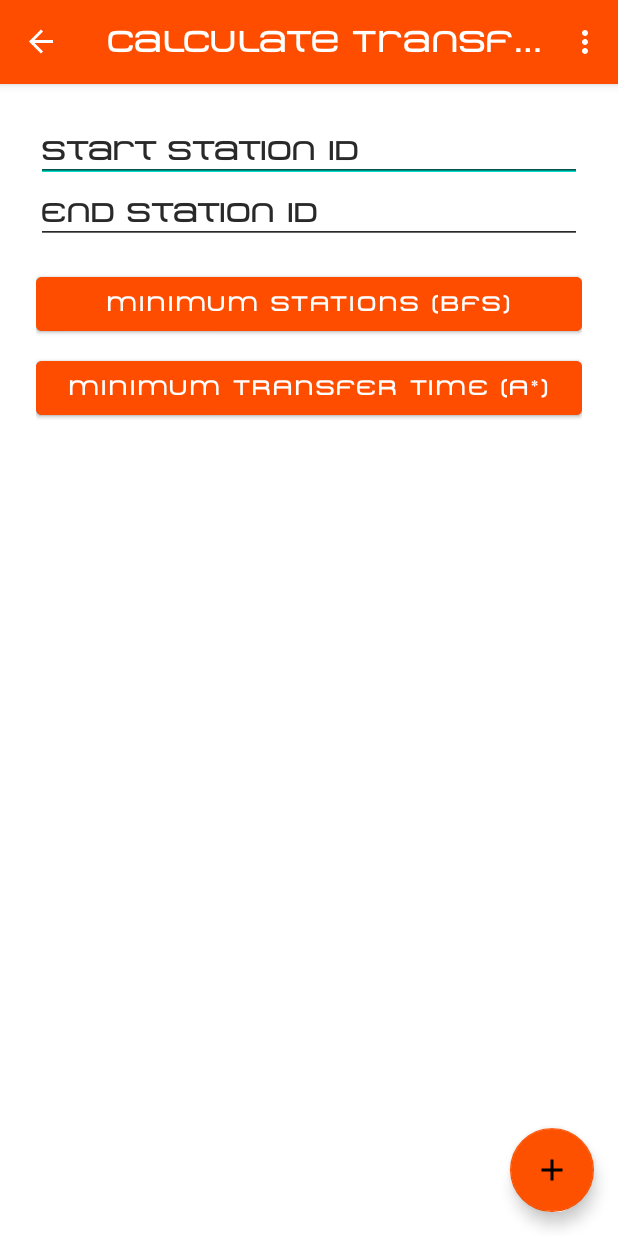
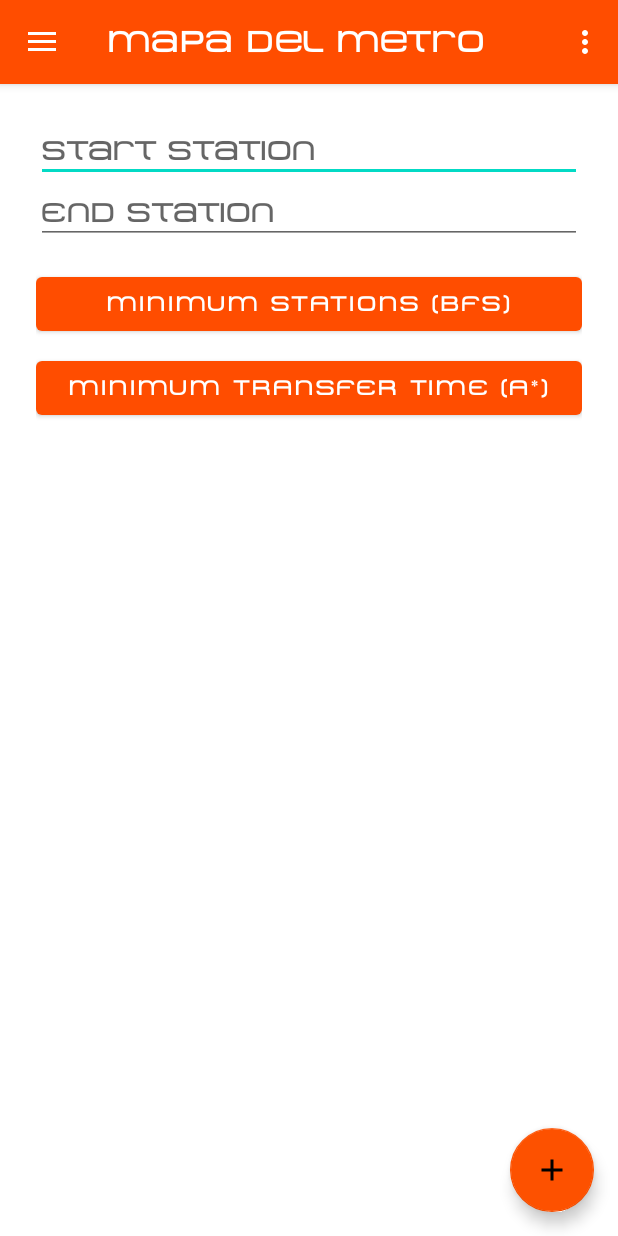
Before and after one commit to GustavoVaAsc/OrangeWormRevamped, an Android app: the CalculateTransferFragment screen opened through its navigation route, in the side drawer, after a tap on "Calculate Transfer Time", on a phone screen of 412 x 824 dp. Run offline under Robolectric (Android 15) with nearby library versions, the phone set to English and light mode, and no system bars; our stand-ins replace navigation-ui.

Commit message:
I add visual calculation of Shortest Path

```diff
--- a/app/src/main/java/unam/fi/ai/orangewormrevamped/MainActivity.java
+++ b/app/src/main/java/unam/fi/ai/orangewormrevamped/MainActivity.java
@@ -10,6 +10,7 @@ import android.view.Menu;
 import com.google.android.material.navigation.NavigationView;
 
 import androidx.fragment.app.Fragment;
+import androidx.fragment.app.FragmentManager;
 import androidx.navigation.NavController;
 import androidx.navigation.Navigation;
 import androidx.navigation.ui.AppBarConfiguration;
@@ -23,6 +24,10 @@ public class MainActivity extends AppCompatActivity {
 
     private AppBarConfiguration mAppBarConfiguration;
     private ActivityMainBinding binding;
+    private boolean isCalculateTransferFragmentOpen = false;
+    private static final String CALCULATE_TRANSFER_TAG = "calculate_transfer_fragment";
+
+
     @Override
     protected void onCreate(Bundle savedInstanceState) {
         super.onCreate(savedInstanceState);
@@ -38,16 +43,24 @@ public class MainActivity extends AppCompatActivity {
         setContentView(binding.getRoot());
 
         setSupportActionBar(binding.appBarMain.toolbar);
-        binding.appBarMain.fab.setOnClickListener(view -> {
-            getSupportFragmentManager()
-                    .beginTransaction()
-                    .setCustomAnimations(android.R.anim.slide_in_left, android.R.anim.slide_out_right,
-                            android.R.anim.slide_in_left, android.R.anim.slide_out_right)
-                    .replace(R.id.nav_host_fragment_content_main, new CalculateTransferFragment())
-                    .addToBackStack(null)
-                    .commit();
+        binding.appBarMain.fab.setOnClickListener(new View.OnClickListener() {
+            @Override
+            public void onClick(View view) {
+                if (!isCalculateTransferFragmentOpen) {
+                    isCalculateTransferFragmentOpen = true;
 
+                    getSupportFragmentManager()
+                            .beginTransaction()
+                            .setCustomAnimations(android.R.anim.slide_in_left, android.R.anim.slide_out_right,
+                                    android.R.anim.slide_in_left, android.R.anim.slide_out_right)
+                            .replace(R.id.nav_host_fragment_content_main, new CalculateTransferFragment(), CALCULATE_TRANSFER_TAG)
+                            .addToBackStack(null)
+                            .commit();
+                }
+            }
         });
+
+
 
         DrawerLayout drawer = binding.drawerLayout;
         NavigationView navigationView = binding.navView;
@@ -60,6 +73,37 @@ public class MainActivity extends AppCompatActivity {
         NavController navController = Navigation.findNavController(this, R.id.nav_host_fragment_content_main);
         NavigationUI.setupActionBarWithNavController(this, navController, mAppBarConfiguration);
         NavigationUI.setupWithNavController(navigationView, navController);
+
+        navigationView.setNavigationItemSelectedListener(item -> {
+            int id = item.getItemId();
+
+            // If any other fragment is opened, remove CalculateTransferFragment
+            if (isCalculateTransferFragmentOpen && id != R.id.nav_calculatetime) {
+                Fragment calculateFragment = getSupportFragmentManager().findFragmentByTag(CALCULATE_TRANSFER_TAG);
+                if (calculateFragment != null) {
+                    getSupportFragmentManager().beginTransaction().remove(calculateFragment).commit();
+                }
+                isCalculateTransferFragmentOpen = false;
+            }
+
+            if (id == R.id.nav_calculatetime) {
+                if (!isCalculateTransferFragmentOpen) {
+                    isCalculateTransferFragmentOpen = true;
+                    getSupportFragmentManager()
+                            .beginTransaction()
+                            .replace(R.id.nav_host_fragment_content_main, new CalculateTransferFragment(), CALCULATE_TRANSFER_TAG)
+                            .addToBackStack(null)
+                            .commit();
+                }
+                drawer.closeDrawers();
+                return true;
+            } else {
+                drawer.closeDrawers();
+                return NavigationUI.onNavDestinationSelected(item,
+                        Navigation.findNavController(this, R.id.nav_host_fragment_content_main))
+                        || super.onOptionsItemSelected(item);
+            }
+        });
 
 
     }
@@ -77,4 +121,17 @@ public class MainActivity extends AppCompatActivity {
         return NavigationUI.navigateUp(navController, mAppBarConfiguration)
                 || super.onSupportNavigateUp();
     }
+
+    public void setCalculateTransferFragmentOpen(boolean isOpen) {
+        this.isCalculateTransferFragmentOpen = isOpen;
+    }
+
+    @Override
+    public void onBackPressed() {
+        super.onBackPressed();
+        Fragment f = getSupportFragmentManager().findFragmentByTag(CALCULATE_TRANSFER_TAG);
+        isCalculateTransferFragmentOpen = f != null;
+    }
+
+
 }
--- a/app/src/main/java/unam/fi/ai/orangewormrevamped/appobjects/Graph.java
+++ b/app/src/main/java/unam/fi/ai/orangewormrevamped/appobjects/Graph.java
@@ -20,12 +20,14 @@ public class Graph {
     private ArrayList<Integer> distances;
     private ArrayList<Integer> predecessors;
     private HashMap<Integer,Station> station_db;
+    private HashMap<String,Integer> reverse_db;
 
     public Graph(boolean directed, boolean weighted){
         this.adjacency_list = new HashMap<>();
         this.directed = directed;
         this.weighted = weighted;
         this.vertices = new HashSet<>();
+        this.reverse_db = new HashMap<>();
     }
 
     public void addEdge(int from, int to, int weight){
@@ -188,4 +190,12 @@ public class Graph {
 
     public void setStation_db(HashMap<Integer,Station> a){this.station_db = a;}
 
+    public void setValueOnReverseDB(String s, Integer x){
+        this.reverse_db.put(s,x);
+    }
+
+    public Integer queryReverseDB(String s){
+        return this.reverse_db.get(s);
+    }
+
 }
--- a/app/src/main/java/unam/fi/ai/orangewormrevamped/appobjects/User.java
+++ b/app/src/main/java/unam/fi/ai/orangewormrevamped/appobjects/User.java
@@ -135,6 +135,12 @@ public class User {
     public void createGraph() {
         this.subway = new Graph(false, true);
         this.subway.setStation_db(this.station_db);
+
+        for(int i=1; i<=163; i++){
+            Station to_reverse = this.station_db.get(i);
+            this.subway.setValueOnReverseDB(to_reverse.getName(),i);
+        }
+
         Set<String> addedEdges = new HashSet<>();
 
         for (Map.Entry<String, ArrayList<Integer>> entry : line_station_ids.entrySet()) {
--- a/app/src/main/java/unam/fi/ai/orangewormrevamped/ui/calculatetime/CalculateTransferFragment.java
+++ b/app/src/main/java/unam/fi/ai/orangewormrevamped/ui/calculatetime/CalculateTransferFragment.java
@@ -13,49 +13,67 @@ import androidx.fragment.app.Fragment;
 
 import java.util.ArrayList;
 
+import unam.fi.ai.orangewormrevamped.MainActivity;
 import unam.fi.ai.orangewormrevamped.R;
 import unam.fi.ai.orangewormrevamped.appobjects.UserManager;
 import unam.fi.ai.orangewormrevamped.appobjects.heuristics.HaversineHeuristic;
 
 public class CalculateTransferFragment extends Fragment {
 
+    private EditText startStationField;
+    private EditText endStationField;
+
     public View onCreateView(@NonNull LayoutInflater inflater,
                              ViewGroup container, Bundle savedInstanceState) {
         View root = inflater.inflate(R.layout.fragment_calculate_transfer, container, false);
 
-        EditText startStationField = root.findViewById(R.id.startStation);
-        EditText endStationField = root.findViewById(R.id.endStation);
+        startStationField = root.findViewById(R.id.startStation);
+        endStationField = root.findViewById(R.id.endStation);
         Button bfsButton = root.findViewById(R.id.bfsButton);
         Button astarButton = root.findViewById(R.id.astarButton);
 
-        bfsButton.setOnClickListener(v -> {
-            try {
-                int start = Integer.parseInt(startStationField.getText().toString());
-                int end = Integer.parseInt(endStationField.getText().toString());
-
-                ArrayList<Integer> path = UserManager.current_user.subway.leastStationsPath(start, end);
-                showToast(path.isEmpty() ? "No path found (BFS)" : "BFS Path: " + path);
-            } catch (Exception e) {
-                showToast("Invalid input");
-            }
-        });
-
-        astarButton.setOnClickListener(v -> {
-            try {
-                int start = Integer.parseInt(startStationField.getText().toString());
-                int end = Integer.parseInt(endStationField.getText().toString());
-
-                ArrayList<Integer> path = UserManager.current_user.subway.optimalPath(start, end, new HaversineHeuristic());
-                showToast(path.isEmpty() ? "No path found (A*)" : "A* Path: " + path);
-            } catch (Exception e) {
-                showToast("Invalid input");
-            }
-        });
+        bfsButton.setOnClickListener(v -> handleRouteCalculation(true));
+        astarButton.setOnClickListener(v -> handleRouteCalculation(false));
 
         return root;
+    }
+
+    private void handleRouteCalculation(boolean useBFS) {
+        String startName = startStationField.getText().toString().trim();
+        String endName = endStationField.getText().toString().trim();
+
+        if (startName.isEmpty() || endName.isEmpty()) {
+            showToast("Please enter both station names.");
+            return;
+        }
+
+        try {
+            int startId = UserManager.current_user.subway.queryReverseDB(startName);
+            int endId = UserManager.current_user.subway.queryReverseDB(endName);
+
+            ArrayList<Integer> path = useBFS
+                    ? UserManager.current_user.subway.leastStationsPath(startId, endId)
+                    : UserManager.current_user.subway.optimalPath(startId, endId, new HaversineHeuristic());
+
+            if (path.isEmpty()) {
+                showToast(useBFS ? "No path found (BFS)." : "No path found (A*).");
+            } else {
+                showToast((useBFS ? "BFS Path: " : "A* Path: ") + path);
+            }
+        } catch (Exception e) {
+            showToast("Invalid station name.");
+        }
     }
 
     private void showToast(String message) {
         Toast.makeText(requireContext(), message, Toast.LENGTH_LONG).show();
     }
+
+    @Override
+    public void onDestroyView() {
+        super.onDestroyView();
+        if (getActivity() instanceof MainActivity) {
+            ((MainActivity) getActivity()).setCalculateTransferFragmentOpen(false);
+        }
+    }
 }
--- /dev/null
+++ b/app/src/main/res/drawable/ic_baseline_directions_transit_24.xml
@@ -0,0 +1,9 @@
+<vector xmlns:android="http://schemas.android.com/apk/res/android"
+    android:width="24dp"
+    android:height="24dp"
+    android:viewportWidth="960"
+    android:viewportHeight="960">
+  <path
+      android:pathData="M360,120v-80h240v80L360,120ZM440,560h80v-240h-80v240ZM480,880q-74,0 -139.5,-28.5T226,774q-49,-49 -77.5,-114.5T120,520q0,-74 28.5,-139.5T226,266q49,-49 114.5,-77.5T480,160q62,0 119,20t107,58l56,-56 56,56 -56,56q38,50 58,107t20,119q0,74 -28.5,139.5T734,774q-49,49 -114.5,77.5T480,880ZM480,800q116,0 198,-82t82,-198q0,-116 -82,-198t-198,-82q-116,0 -198,82t-82,198q0,116 82,198t198,82ZM480,520Z"
+      android:fillColor="#000000"/>
+</vector>
--- a/app/src/main/res/layout/fragment_calculate_transfer.xml
+++ b/app/src/main/res/layout/fragment_calculate_transfer.xml
@@ -9,15 +9,16 @@
         android:id="@+id/startStation"
         android:layout_width="match_parent"
         android:layout_height="wrap_content"
-        android:hint="Start Station ID"
-        android:inputType="number" />
+        android:hint="Start Station"
+        android:inputType="text" />
 
     <EditText
         android:id="@+id/endStation"
         android:layout_width="match_parent"
         android:layout_height="wrap_content"
-        android:hint="End Station ID"
-        android:inputType="number" />
+        android:hint="End Station"
+        android:inputType="text" />
+
 
     <Button
         android:id="@+id/bfsButton"
```
